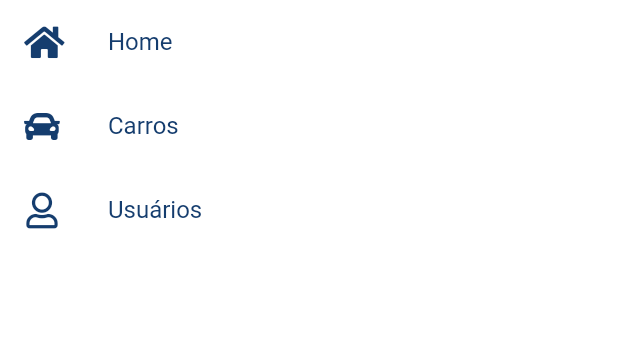
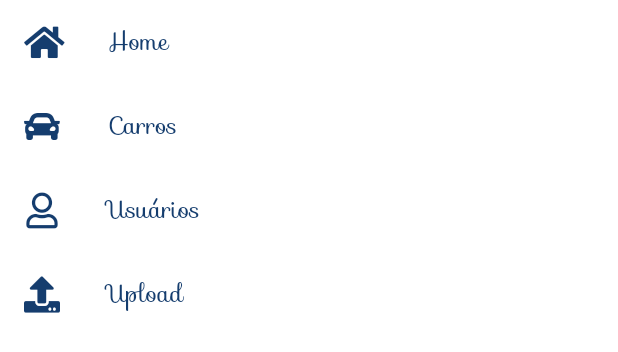
Before and after one commit to FlavianoInacio/FlutterWeb, a Flutter app: the Menu widget shown alone on an empty page, opened directly, on a phone screen of 412 x 824 dp. Shown: the top 352 px of the screen. Run offline on Flutter 3.47's test engine with Material 2 defaults, Android fonts, the phone set to English and light mode, and no system bars; our stand-ins replace font_awesome_flutter; missing offline and left inert: dart:html; network calls fail.

Commit message:
mudanças de fonte e criação de upload de fotos

```diff
--- a/lib/main.dart
+++ b/lib/main.dart
@@ -23,9 +23,10 @@ class MyApp extends StatelessWidget {
           scaffoldBackgroundColor: Colors.white,
           primaryColor: AppColors.blue,
           textTheme: TextTheme(
-            bodyText1: TextStyle(
+            bodyText2: TextStyle(
               color: AppColors.blue,
-              fontSize: 22
+              fontSize: 22,
+              fontFamily: "Sofia"
             )
           )
         ),
--- a/lib/widgets/menu.dart
+++ b/lib/widgets/menu.dart
@@ -2,6 +2,7 @@ import 'package:flutter/material.dart';
 import 'package:font_awesome_flutter/font_awesome_flutter.dart';
 import 'package:myapp/pages/carro_page.dart';
 import 'package:myapp/pages/default_page.dart';
+import 'package:myapp/pages/upload_page.dart';
 import 'package:myapp/pages/usuario_page.dart';
 import 'package:myapp/util/app_colors.dart';
 import 'package:myapp/util/app_model.dart';
@@ -21,6 +22,7 @@ class _MenuState extends State<Menu> {
         _menuItem("Home", FontAwesomeIcons.home, DefaultPage()),
         _menuItem("Carros", FontAwesomeIcons.car, CarroPage()),
         _menuItem("Usuários", FontAwesomeIcons.user, UsuarioPage()),
+        _menuItem("Upload", FontAwesomeIcons.upload, UploadPage())
       ],
     );
   }
@@ -28,21 +30,31 @@ class _MenuState extends State<Menu> {
   _menuItem(String texto, IconData icon, Widget page) {
     bool selecionado = texto == selected;
     return Material(
-      color: selecionado?Colors.blue[100]:Colors.transparent,
+      color: selecionado ? Colors.blue[100] : Colors.transparent,
       child: InkWell(
         hoverColor: Colors.blue[100],
         splashColor: Colors.blue,
         onTap: () {
           AppModel app = Provider.of<AppModel>(context, listen: false);
-          app.setPage(PageInfo(titulo:texto, page: page ), replace: true);
+          app.setPage(PageInfo(titulo: texto, page: page), replace: true);
 
           setState(() {
             this.selected = texto;
           });
         },
         child: ListTile(
-          title: Text(texto ,style: TextStyle(fontWeight: selecionado?FontWeight.bold:FontWeight.normal, color: AppColors.blue),),
-          leading: Icon(icon, color: AppColors.blue,),
+          title: Text(
+            texto,
+            style: TextStyle(
+              fontWeight: selecionado ? FontWeight.bold : FontWeight.normal,
+              color: Theme.of(context).textTheme.bodyText2.color,
+              fontFamily: Theme.of(context).textTheme.bodyText2.fontFamily
+            ),
+          ),
+          leading: Icon(
+            icon,
+            color: Theme.of(context).textTheme.bodyText2.color,
+          ),
         ),
       ),
     );
```
Also changed, not shown: lib/pages/upload_page.dart (added, +79 -0 lines), lib/widgets/header.dart (+10 -9 lines), pubspec.yaml (+4 -4 lines), assets/fonts/BadScript-Regular.ttf (added), assets/fonts/OleoScriptSwashCaps-Bold.ttf (added), assets/fonts/OleoScriptSwashCaps-Regular.ttf (added), assets/fonts/Sofia-Regular.ttf (added).
